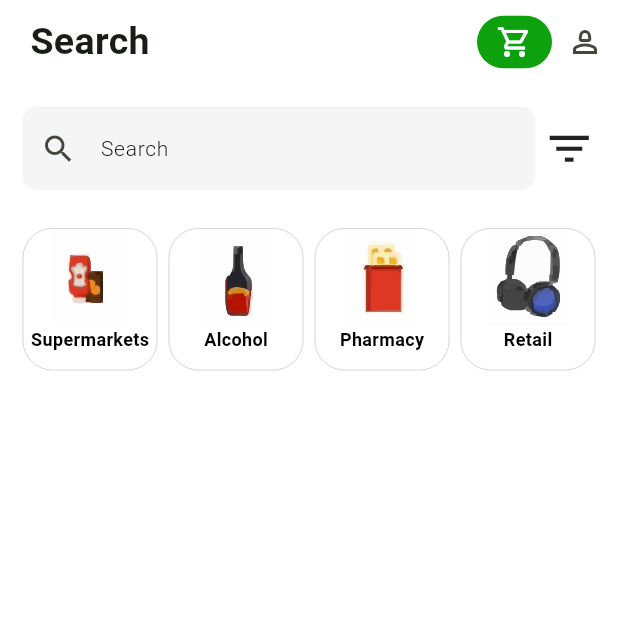
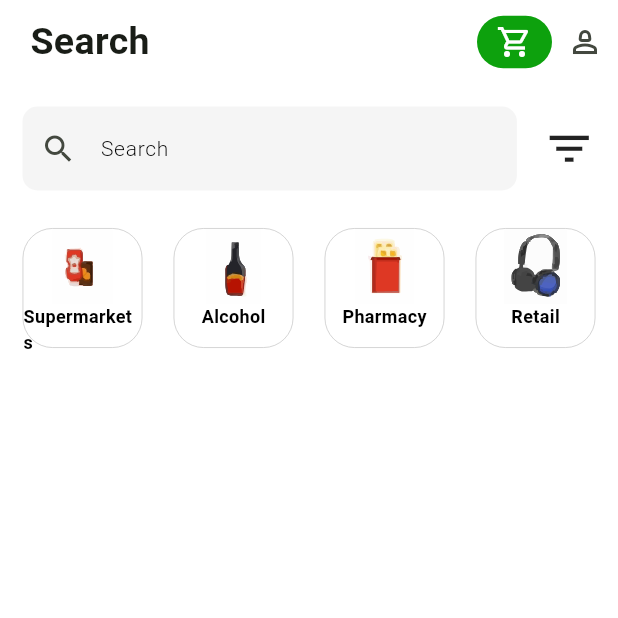
Before and after one commit to Mofolasayo/hey_food_task, a Flutter app: the SearchScreen screen opened directly, on a phone screen of 412 x 824 dp, the top half of it. Run offline on Flutter 3.47's test engine with Material 3 defaults, Android fonts, the phone set to English and light mode, and no system bars; our stand-ins replace carousel_slider, flutter_svg, lottie.

Commit message:
fixing overflows

```diff
--- a/lib/common/components/app_search_field.dart
+++ b/lib/common/components/app_search_field.dart
@@ -12,7 +12,7 @@ class AppSearchField extends StatelessWidget {
     return Row(
       children: [
         SizedBox(
-          width: AppDimensions.deviceWidth(context) * 0.83,
+          width: AppDimensions.deviceWidth(context) * 0.8,
           child: TextField(
             decoration: InputDecoration(
                 filled: true,
--- a/lib/features/dashboard/screens/grocery_screen.dart
+++ b/lib/features/dashboard/screens/grocery_screen.dart
@@ -52,7 +52,8 @@ class GroceryScreen extends StatelessWidget {
                     bottomLeft: Radius.circular(30),
                     bottomRight: Radius.circular(30)),
               ),
-              height: AppDimensions.deviceHeight(context) * 0.23,
+              //height: AppDimensions.deviceHeight(context) * 0.23,
+              height: 230,
               width: AppDimensions.deviceWidth(context),
               child: Padding(
                 padding: const EdgeInsets.all(15.0),
--- a/lib/features/dashboard/screens/shops_screen.dart
+++ b/lib/features/dashboard/screens/shops_screen.dart
@@ -51,7 +51,8 @@ class ShopsScreen extends StatelessWidget {
                     bottomLeft: Radius.circular(30),
                     bottomRight: Radius.circular(30)),
               ),
-              height: AppDimensions.deviceHeight(context) * 0.42,
+              //height: AppDimensions.deviceHeight(context) * 0.42,
+              height: 380,
               width: AppDimensions.deviceWidth(context),
               child: Padding(
                 padding: const EdgeInsets.all(15.0),
--- a/lib/features/dashboard/widgets/inner_icon_tiles.dart
+++ b/lib/features/dashboard/widgets/inner_icon_tiles.dart
@@ -13,8 +13,8 @@ class InnerIconTiles extends StatelessWidget {
   @override
   Widget build(BuildContext context) {
     return Container(
-      height: 95,
-      width: 90,
+      height: 80,
+      width: 80,
       alignment: Alignment.center,
       decoration: BoxDecoration(
           border: Border.all(
@@ -29,8 +29,8 @@ class InnerIconTiles extends StatelessWidget {
             padding: const EdgeInsets.only(left: 8.0, right: 8.0),
             child: SvgPicture.string(
               icon,
-              width: 60,
-              height: 65,
+              width: 50,
+              height: 50,
             ),
           ),
           Text(
```
Also changed, not shown: lib/features/dashboard/screens/home_screen.dart (+8 -7 lines), 2 other files.
